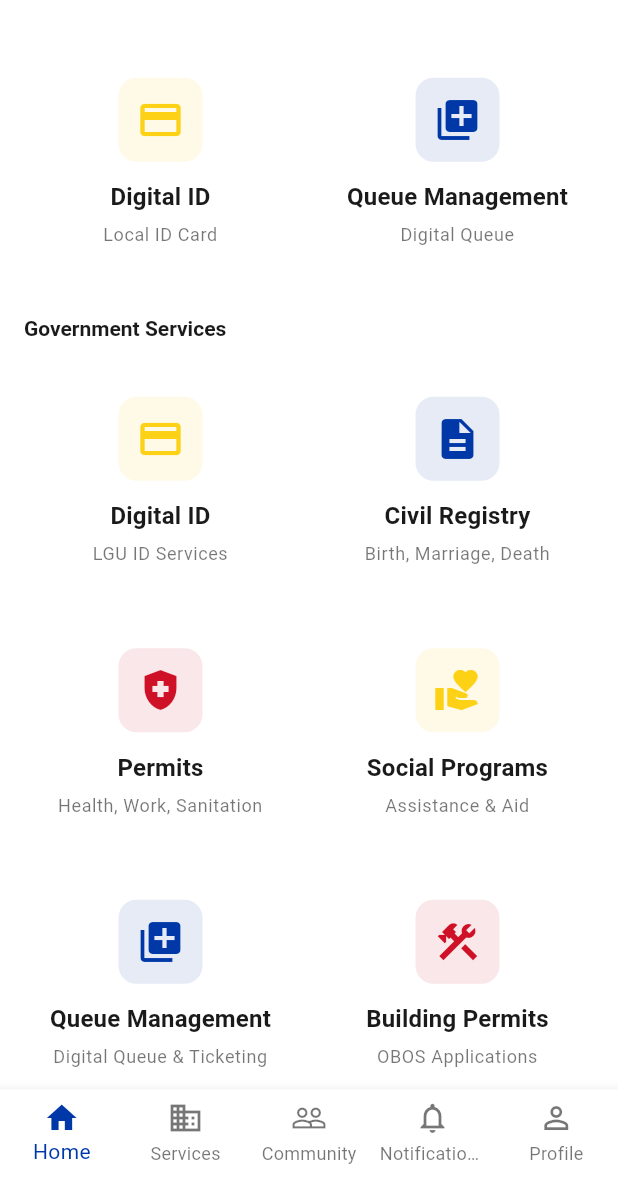
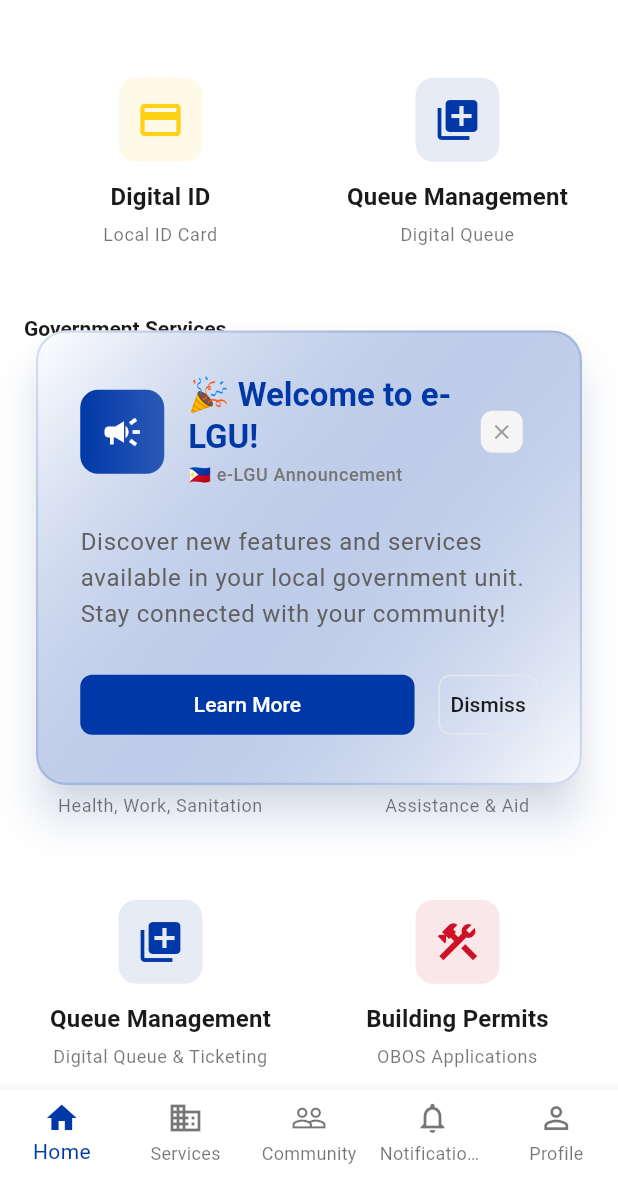
Before and after one commit to onesthathumbled/e-lgu-mob, a Flutter app: the HomePage screen opened by its route, scrolled down 576 dp, on a phone screen of 412 x 824 dp, the part 58-1236 px from its top. Run offline on Flutter 3.47's test engine with Material 3 defaults, Android fonts, the phone set to English and light mode, and no system bars; our stand-ins replace connectivity_plus, equatable, fl_chart, flutter_local_notifications, flutter_riverpod, go_router and 6 more; accounts and stored records are empty; network calls fail.

Commit message:
[feat]: banner

```diff
--- a/lib/core/constants/app_constants.dart
+++ b/lib/core/constants/app_constants.dart
@@ -21,6 +21,7 @@ class AppConstants {
   static const String themeKey = 'theme_mode';
   static const String languageKey = 'language';
   static const String onboardingKey = 'onboarding_completed';
+  static const String announcementBannerKey = 'announcement_banner_seen';
 
   // LGU Service Categories
   static const List<String> serviceCategories = [
--- a/lib/core/navigation/app_router.dart
+++ b/lib/core/navigation/app_router.dart
@@ -1,4 +1,5 @@
 import 'package:flutter/material.dart';
+import 'package:flutter_riverpod/flutter_riverpod.dart';
 import 'package:go_router/go_router.dart';
 import '../../features/auth/presentation/pages/login_page.dart';
 import '../../features/auth/presentation/pages/register_page.dart';
@@ -29,6 +30,7 @@ import '../../shared/widgets/main_navigation.dart';
 import '../../shared/widgets/onboarding_page.dart';
 import '../../shared/widgets/splash_page.dart';
 import '../../shared/widgets/stories_carousel.dart';
+import '../../shared/widgets/announcement_banner.dart';
 
 /// Application router configuration
 class AppRouter {
@@ -236,11 +238,11 @@ class AppRouter {
 }
 
 /// Home page with service overview
-class HomePage extends StatelessWidget {
+class HomePage extends ConsumerWidget {
   const HomePage({super.key});
 
   @override
-  Widget build(BuildContext context) {
+  Widget build(BuildContext context, WidgetRef ref) {
     return Scaffold(
       appBar: AppBar(
         title: const Text('e-LGU'),
@@ -253,7 +255,9 @@ class HomePage extends StatelessWidget {
         ],
       ),
       endDrawer: const ServicesDrawer(),
-      body: SingleChildScrollView(
+      body: Stack(
+        children: [
+          SingleChildScrollView(
             padding: const EdgeInsets.all(16),
             child: Column(
               crossAxisAlignment: CrossAxisAlignment.start,
@@ -677,6 +681,11 @@ class HomePage extends StatelessWidget {
               ],
             ),
           ),
+
+          // Announcement Banner Overlay
+          const HomepageAnnouncementBanner(),
+        ],
+      ),
     );
   }
 
--- /dev/null
+++ b/lib/shared/widgets/announcement_banner.dart
@@ -0,0 +1,294 @@
+import 'package:flutter/material.dart';
+import 'package:flutter_riverpod/flutter_riverpod.dart';
+import 'package:go_router/go_router.dart';
+import '../providers/announcement_banner_provider.dart';
+import 'shadcn_components.dart';
+
+/// Announcement banner widget that appears once but can be reset
+class AnnouncementBanner extends ConsumerWidget {
+  const AnnouncementBanner({super.key});
+
+  @override
+  Widget build(BuildContext context, WidgetRef ref) {
+    final bannerState = ref.watch(announcementBannerProvider);
+    final bannerNotifier = ref.read(announcementBannerProvider.notifier);
+
+    // Don't show banner if it's not visible
+    if (!bannerState.isVisible) {
+      return const SizedBox.shrink();
+    }
+
+    return Container(
+      margin: const EdgeInsets.only(bottom: 16),
+      child: ShadBanner(
+        title: bannerState.title,
+        description: bannerState.description,
+        variant: ShadBannerVariant.default_,
+        action: bannerState.actionText != null
+            ? ShadButton(
+                text: bannerState.actionText!,
+                onPressed: () {
+                  if (bannerState.actionUrl != null) {
+                    context.go(bannerState.actionUrl!);
+                  }
+                },
+                variant: ShadButtonVariant.outline,
+                size: ShadButtonSize.sm,
+              )
+            : null,
+        onDismiss: () {
+          bannerNotifier.dismissBanner();
+        },
+      ),
+    );
+  }
+}
+
+/// Real announcement-style banner that appears as an overlay notification
+class AnnouncementBannerOverlay extends ConsumerWidget {
+  const AnnouncementBannerOverlay({super.key});
+
+  @override
+  Widget build(BuildContext context, WidgetRef ref) {
+    final bannerState = ref.watch(announcementBannerProvider);
+
+    // Don't show banner if it's not visible
+    if (!bannerState.isVisible) {
+      return const SizedBox.shrink();
+    }
+
+    return Positioned(
+      top: 0,
+      left: 0,
+      right: 0,
+      bottom: 0,
+      child: Center(
+        child: Container(
+          margin: const EdgeInsets.all(24),
+          constraints: const BoxConstraints(maxWidth: 400),
+          child: Material(
+            elevation: 12,
+            borderRadius: BorderRadius.circular(20),
+            shadowColor: const Color(0xFF0038A8).withValues(alpha: 0.3),
+            child: Container(
+              padding: const EdgeInsets.all(28),
+            decoration: BoxDecoration(
+              gradient: LinearGradient(
+                colors: [
+                  Colors.white,
+                  const Color(0xFF0038A8).withValues(alpha: 0.02),
+                ],
+                begin: Alignment.topLeft,
+                end: Alignment.bottomRight,
+              ),
+              borderRadius: BorderRadius.circular(20),
+              border: Border.all(
+                color: const Color(0xFF0038A8).withValues(alpha: 0.15),
+                width: 1.5,
+              ),
+            ),
+            child: Column(
+              mainAxisSize: MainAxisSize.min,
+              crossAxisAlignment: CrossAxisAlignment.start,
+              children: [
+                // Header with icon and close button
+                Row(
+                  children: [
+                    Container(
+                      padding: const EdgeInsets.all(14),
+                      decoration: BoxDecoration(
+                        gradient: LinearGradient(
+                          colors: [
+                            const Color(0xFF0038A8), // Philippine Flag Blue
+                            const Color(0xFF0038A8).withValues(alpha: 0.8),
+                          ],
+                        ),
+                        borderRadius: BorderRadius.circular(12),
+                      ),
+                      child: const Icon(
+                        Icons.campaign,
+                        color: Colors.white,
+                        size: 28,
+                      ),
+                    ),
+                    const SizedBox(width: 16),
+                    Expanded(
+                      child: Column(
+                        crossAxisAlignment: CrossAxisAlignment.start,
+                        children: [
+                          Text(
+                            bannerState.title,
+                            style: Theme.of(context).textTheme.titleLarge?.copyWith(
+                              color: const Color(0xFF0038A8), // Philippine Flag Blue
+                              fontWeight: FontWeight.bold,
+                            ),
+                          ),
+                          const SizedBox(height: 2),
+                          Text(
+                            '🇵🇭 e-LGU Announcement',
+                            style: Theme.of(context).textTheme.bodySmall?.copyWith(
+                              color: Colors.grey.shade600,
+                              fontWeight: FontWeight.w500,
+                            ),
+                          ),
+                        ],
+                      ),
+                    ),
+                    IconButton(
+                      onPressed: () {
+                        ref.read(announcementBannerProvider.notifier).dismissBanner();
+                      },
+                      icon: Container(
+                        padding: const EdgeInsets.all(6),
+                        decoration: BoxDecoration(
+                          color: Colors.grey.shade100,
+                          borderRadius: BorderRadius.circular(8),
+                        ),
+                        child: const Icon(
+                          Icons.close,
+                          color: Colors.grey,
+                          size: 16,
+                        ),
+                      ),
+                      constraints: const BoxConstraints(
+                        minWidth: 32,
+                        minHeight: 32,
+                      ),
+                    ),
+                  ],
+                ),
+
+                const SizedBox(height: 24),
+
+                // Description
+                Text(
+                  bannerState.description,
+                  style: Theme.of(context).textTheme.bodyLarge?.copyWith(
+                    color: Colors.grey.shade700,
+                    height: 1.5,
+                  ),
+                ),
+
+                const SizedBox(height: 24),
+
+                // Action buttons
+                Row(
+                  children: [
+                    if (bannerState.actionText != null) ...[
+                      Expanded(
+                        child: ShadButton(
+                          text: bannerState.actionText!,
+                          onPressed: () {
+                            if (bannerState.actionUrl != null) {
+                              context.go(bannerState.actionUrl!);
+                            }
+                            ref.read(announcementBannerProvider.notifier).dismissBanner();
+                          },
+                          variant: ShadButtonVariant.primary,
+                          size: ShadButtonSize.default_,
+                        ),
+                      ),
+                      const SizedBox(width: 16),
+                    ],
+                    ShadButton(
+                      text: 'Dismiss',
+                      onPressed: () {
+                        ref.read(announcementBannerProvider.notifier).dismissBanner();
+                      },
+                      variant: ShadButtonVariant.outline,
+                      size: ShadButtonSize.default_,
+                    ),
+                  ],
+                ),
+              ],
+            ),
+          ),
+        ),
+      ),
+      ),    );
+  }
+}
+
+/// Homepage announcement banner that shows as an overlay
+class HomepageAnnouncementBanner extends ConsumerWidget {
+  const HomepageAnnouncementBanner({super.key});
+
+  @override
+  Widget build(BuildContext context, WidgetRef ref) {
+    return const AnnouncementBannerOverlay();
+  }
+}
+
+/// Admin/Developer widget to reset announcement banner
+class AnnouncementBannerResetWidget extends ConsumerWidget {
+  const AnnouncementBannerResetWidget({super.key});
+
+  @override
+  Widget build(BuildContext context, WidgetRef ref) {
+    final bannerState = ref.watch(announcementBannerProvider);
+    final bannerNotifier = ref.read(announcementBannerProvider.notifier);
+
+    return Card(
+      child: Padding(
+        padding: const EdgeInsets.all(16),
+        child: Column(
+          crossAxisAlignment: CrossAxisAlignment.start,
+          children: [
+            Text(
+              'Announcement Banner',
+              style: Theme.of(context).textTheme.titleMedium?.copyWith(
+                fontWeight: FontWeight.bold,
+              ),
+            ),
+            const SizedBox(height: 8),
+            Text(
+              'Status: ${bannerState.isVisible ? "Visible" : "Hidden"}',
+              style: Theme.of(context).textTheme.bodyMedium,
+            ),
+            const SizedBox(height: 16),
+            Row(
+              children: [
+                Expanded(
+                  child: ShadButton(
+                    text: 'Reset Banner',
+                    onPressed: () {
+                      bannerNotifier.resetBanner();
+                      ScaffoldMessenger.of(context).showSnackBar(
+                        const SnackBar(
+                          content: Text('Announcement banner reset successfully!'),
+                          backgroundColor: Color(0xFF22C55E), // Success green
+                        ),
+                      );
+                    },
+                    variant: ShadButtonVariant.outline,
+                  ),
+                ),
+                const SizedBox(width: 12),
+                Expanded(
+                  child: ShadButton(
+                    text: 'Show Custom',
+                    onPressed: () {
+                      bannerNotifier.showCustomBanner(
+                        title: '🎉 New Feature Available!',
+                        description: 'Check out our latest updates and improvements to better serve you.',
+                        actionText: 'Explore',
+                        actionUrl: '/services',
+                      );
+                      ScaffoldMessenger.of(context).showSnackBar(
+                        const SnackBar(
+                          content: Text('Custom announcement banner shown!'),
+                          backgroundColor: Color(0xFF22C55E), // Success green
+                        ),
+                      );
+                    },
+                    variant: ShadButtonVariant.primary,
+                  ),
+                ),
+              ],
+            ),
+          ],
+        ),
+      ),
+    );
+  }
+}
```
Also changed, not shown: lib/features/profile/presentation/pages/profile_page.dart (+19 -2 lines), lib/shared/providers/announcement_banner_provider.dart (added, +114 -0 lines). Lines whose indentation alone changed are shown as unchanged.
